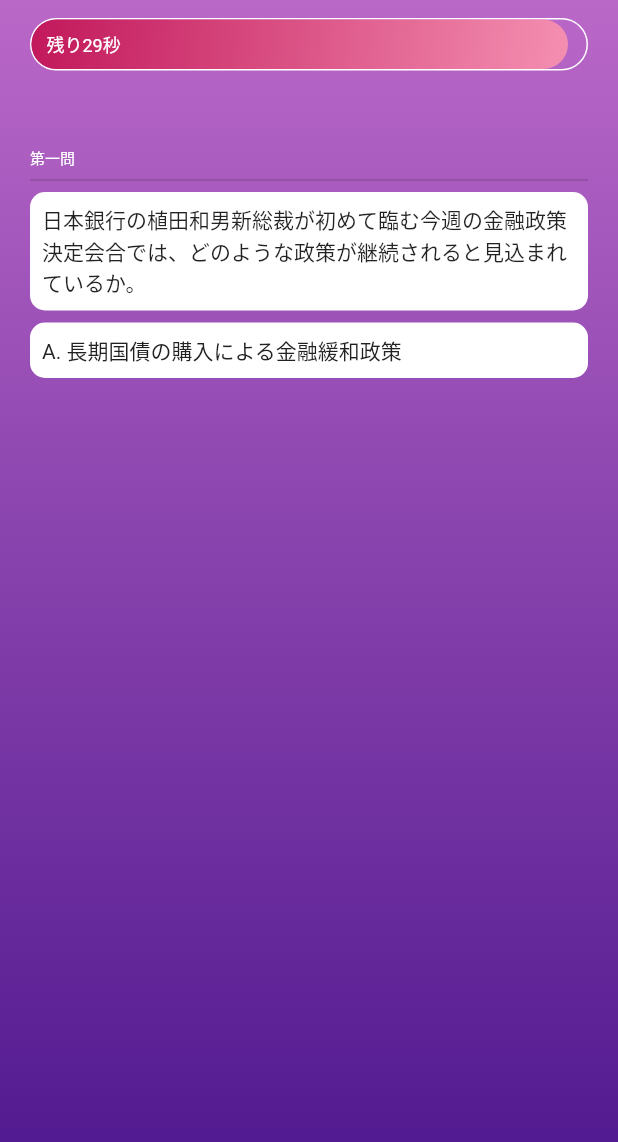
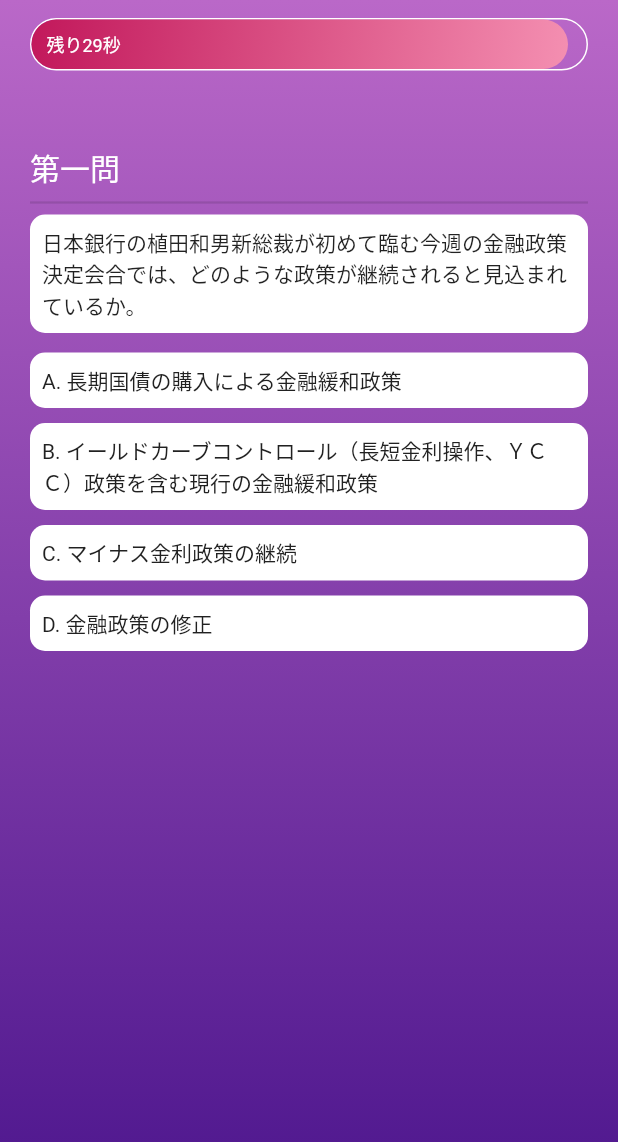
Before and after one commit to norifumi92/hotnewsquiz, a Flutter app: the QuizPage screen opened directly, on a phone screen of 412 x 824 dp. Shown: the top 1142 px of the screen. Run offline on Flutter 3.47's test engine with Material 2 defaults, Android fonts, the phone set to English and light mode, and no system bars.

Commit message:
make quiz options an independent new dart

```diff
--- /dev/null
+++ b/lib/components/quiz_option.dart
@@ -0,0 +1,49 @@
+import 'package:flutter/material.dart';
+
+class QuizOption extends StatefulWidget {
+  final String option_text;
+
+  const QuizOption(
+    this.option_text, {
+    Key? key,
+  }) : super(key: key);
+
+  @override
+  _QuizOptionState createState() => _QuizOptionState();
+}
+
+class _QuizOptionState extends State<QuizOption> {
+  bool _isSelected = false;
+
+  @override
+  Widget build(BuildContext context) {
+    return GestureDetector(
+      onTap: () {
+        setState(() {
+          _isSelected = true;
+        });
+        // Start loading here
+      },
+      child: Container(
+        margin: EdgeInsets.symmetric(vertical: 5.0),
+        padding: EdgeInsets.all(8.0),
+        decoration: BoxDecoration(
+          color: _isSelected ? Colors.grey.shade500 : Colors.white,
+          borderRadius: BorderRadius.circular(10),
+        ),
+        child: Row(
+          children: [
+            Flexible(
+              child: Text(
+                widget.option_text,
+                style: TextStyle(color: Colors.grey.shade900),
+                maxLines: null,
+                softWrap: true,
+              ),
+            )
+          ],
+        ),
+      ),
+    );
+  }
+}
--- a/lib/pages/quiz_page.dart
+++ b/lib/pages/quiz_page.dart
@@ -2,6 +2,7 @@ import 'package:flutter/material.dart';
 import 'dart:async';
 
 import 'package:hotnewsquiz/components/normal_text.dart';
+import 'package:hotnewsquiz/components/quiz_option.dart';
 
 class QuizPage extends StatefulWidget {
   const QuizPage({super.key});
@@ -77,15 +78,24 @@ class _QuizPageState extends State<QuizPage> {
                   child: Stack(
                     children: [
                       LayoutBuilder(
-                        builder: (context, constraints) => Container(
-                          width: seconds > 3
-                              ? constraints.maxWidth * seconds / 30
-                              : constraints.maxWidth * 0.1,
-                          decoration: BoxDecoration(
-                            gradient: kGradientPrimary,
-                            borderRadius: BorderRadius.circular(50),
-                          ),
-                        ),
+                        builder: (context, constraints) {
+                          double width;
+                          if (seconds > 3) {
+                            width = constraints.maxWidth * seconds / 30;
+                          } else if (seconds > 0) {
+                            width = constraints.maxWidth * 0.1;
+                          } else {
+                            width = 0;
+                          }
+
+                          return Container(
+                            width: width,
+                            decoration: BoxDecoration(
+                              gradient: kGradientPrimary,
+                              borderRadius: BorderRadius.circular(50),
+                            ),
+                          );
+                        },
                       ),
                       Positioned.fill(
                           child: Padding(
@@ -101,7 +111,7 @@ class _QuizPageState extends State<QuizPage> {
                 const SizedBox(height: 50),
                 Align(
                   alignment: Alignment.centerLeft,
-                  child: NormalText("第一問", 10.0),
+                  child: NormalText("第一問", 20.0),
                 ),
                 Divider(thickness: 1.5),
                 SizedBox(
@@ -122,20 +132,10 @@ class _QuizPageState extends State<QuizPage> {
                   ),
                 ),
                 SizedBox(height: 8.0),
-                Container(
-                    padding: EdgeInsets.all(8.0),
-                    decoration: BoxDecoration(
-                      color: Colors.white,
-                      borderRadius: BorderRadius.circular(10),
-                    ),
-                    child: Row(
-                      children: [
-                        Text(
-                          "A. 長期国債の購入による金融緩和政策",
-                          style: TextStyle(color: Colors.grey.shade900),
-                        )
-                      ],
-                    )),
+                QuizOption("A. 長期国債の購入による金融緩和政策"),
+                QuizOption("B. イールドカーブコントロール（長短金利操作、ＹＣＣ）政策を含む現行の金融緩和政策"),
+                QuizOption("C. マイナス金利政策の継続"),
+                QuizOption("D. 金融政策の修正"),
               ]),
             ),
           ),
```
